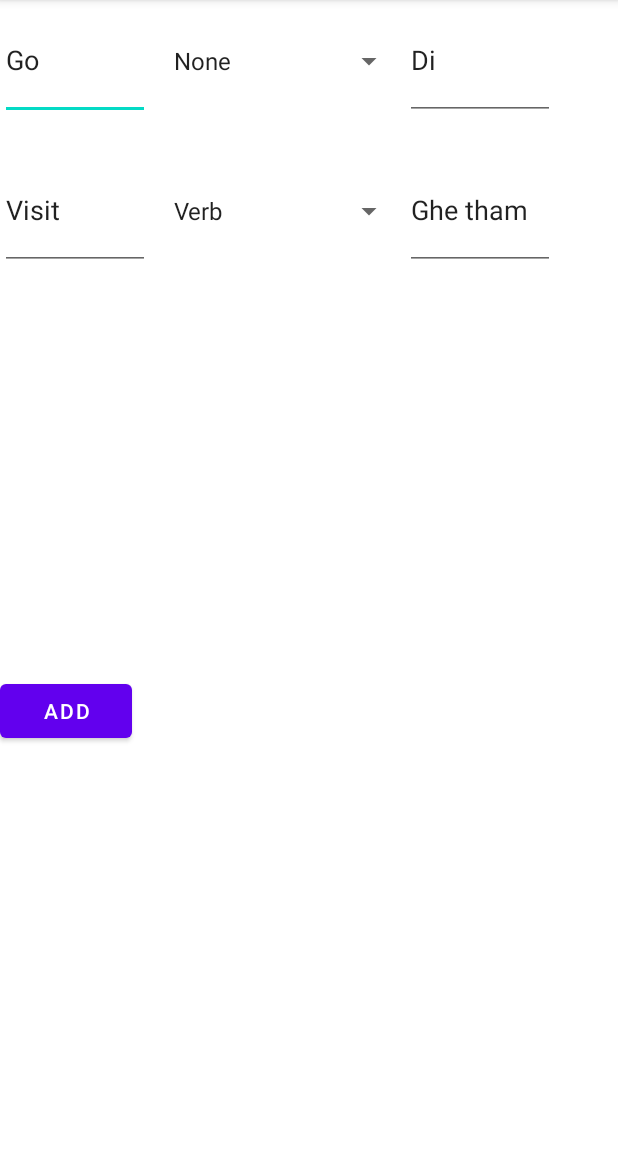
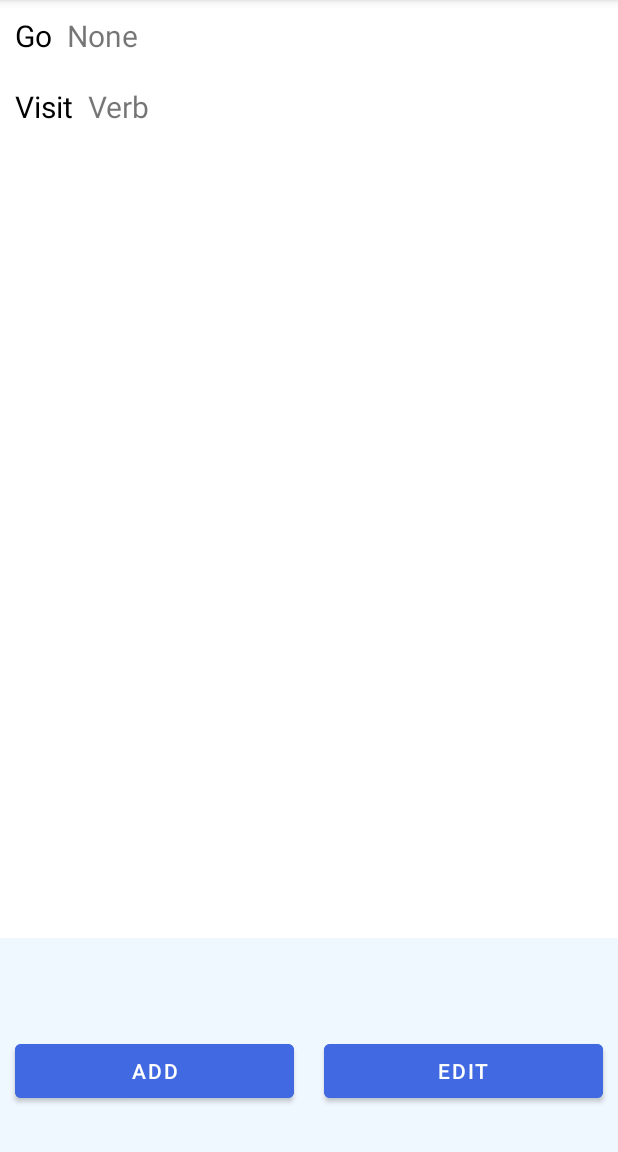
Before and after one commit to HenryTheSecond/EnglishLearning, an Android app: the NoteActivity screen opened directly, with no data from a screen before it, on a phone screen of 412 x 824 dp, the part 84-1236 px from its top. Run offline under Robolectric (Android 15) with nearby library versions, the light colour scheme and no system bars.

Commit message:
Fix layout

```diff
--- a/app/src/main/java/com/example/englishlearning/NoteAdapter.java
+++ b/app/src/main/java/com/example/englishlearning/NoteAdapter.java
@@ -43,11 +43,12 @@ public class NoteAdapter extends RecyclerView.Adapter<NoteAdapter.ViewHolder> {
     public void onBindViewHolder(@NonNull ViewHolder holder, int position) {
         NotedWord item = list.get(position);
 
-        holder.getEtContent().setText(item.getContent());
-        holder.getEtMeaning().setText(item.getMeaning());
+        holder.getTvContent().setText(item.getContent());
+        holder.getTvMeaning().setText(item.getMeaning());
+        holder.getTvType().setText(item.getType().toString());
 
-        int typePosition = holder.getAdapter().getPosition(item.getType());
-        holder.getSpinnerType().setSelection(typePosition);
+//        int typePosition = holder.getAdapter().getPosition(item.getType());
+//        holder.getSpinnerType().setSelection(typePosition);
     }
 
     @Override
@@ -57,32 +58,32 @@ public class NoteAdapter extends RecyclerView.Adapter<NoteAdapter.ViewHolder> {
 
 
     public static class ViewHolder extends RecyclerView.ViewHolder {
-        private EditText etContent;
-        private Spinner spinnerType;
-        private EditText etMeaning;
+        private TextView tvContent;
+        private TextView tvMeaning;
+        private TextView tvType;
         private ArrayAdapter<NotedWord.Type> adapter;
 
         public ViewHolder(View view) {
             super(view);
 
-            etContent = view.findViewById(R.id.et_content);
-            spinnerType = view.findViewById(R.id.spinner_type);
-            etMeaning = view.findViewById(R.id.et_meaning);
+            tvContent = view.findViewById(R.id.tv_content);
+            tvMeaning = view.findViewById(R.id.tv_meaning);
+            tvType = view.findViewById(R.id.tv_type);
 
-            adapter = new ArrayAdapter<NotedWord.Type>(view.getContext(), android.R.layout.simple_list_item_1, NotedWord.Type.values());
-            spinnerType.setAdapter(adapter);
+//            adapter = new ArrayAdapter<NotedWord.Type>(view.getContext(), android.R.layout.simple_list_item_1, NotedWord.Type.values());
+//            spinnerType.setAdapter(adapter);
         }
 
-        public EditText getEtContent() {
-            return etContent;
+        public TextView getTvContent() {
+            return tvContent;
         }
 
-        public Spinner getSpinnerType() {
-            return spinnerType;
+        public TextView getTvMeaning() {
+            return tvMeaning;
         }
 
-        public EditText getEtMeaning() {
-            return etMeaning;
+        public TextView getTvType() {
+            return tvType;
         }
 
         public ArrayAdapter<NotedWord.Type> getAdapter() {
--- a/app/src/main/res/layout/activity_note.xml
+++ b/app/src/main/res/layout/activity_note.xml
@@ -6,16 +6,37 @@
     android:layout_height="match_parent"
     tools:context=".Activity.NoteActivity"
     android:orientation="vertical">
+
         <androidx.recyclerview.widget.RecyclerView
             android:id="@+id/recycler_item"
             android:layout_width="match_parent"
-            android:layout_height="450dp"/>
+            android:layout_height="625dp" />
+        <LinearLayout
+            android:layout_width="match_parent"
+            android:layout_height="match_parent"
+            android:gravity="bottom"
+            android:background="@color/light_blue"
+            android:weightSum="2">
 
-        <Button
-            android:id="@+id/btn_add"
-            android:layout_width="wrap_content"
-            android:layout_height="wrap_content"
-            android:text="Add"/>
+                <Button
+                    android:id="@+id/btn_add"
+                    android:layout_width="match_parent"
+                    android:layout_height="wrap_content"
+                    android:layout_margin="@dimen/defalult_margin"
+                    android:text="Add"
+                    android:textAlignment="center"
+                    android:backgroundTint="@color/blue"
+                    android:layout_weight="1"/>
 
+                <Button
+                    android:id="@+id/btn_edit"
+                    android:layout_width="match_parent"
+                    android:layout_height="wrap_content"
+                    android:layout_margin="@dimen/defalult_margin"
+                    android:text="Edit"
+                    android:textAlignment="center"
+                    android:backgroundTint="@color/blue"
+                    android:layout_weight="1"/>
+        </LinearLayout>
 
 </LinearLayout>
--- a/app/src/main/res/layout/back_header.xml
+++ b/app/src/main/res/layout/back_header.xml
@@ -5,11 +5,11 @@
     android:orientation="horizontal"
     android:weightSum="7">
 
-    <ImageView
+    <Button
         android:layout_width="match_parent"
         android:layout_height="match_parent"
         android:layout_weight="3"
-        android:src="@drawable/ic_arrow_back"/>
+        android:background="@drawable/ic_arrow_back"/>
 
     <TextView
         android:layout_width="match_parent"
--- a/app/src/main/res/layout/fragment_writing.xml
+++ b/app/src/main/res/layout/fragment_writing.xml
@@ -11,11 +11,13 @@
         android:layout_width="match_parent"
         android:layout_height="wrap_content"
         android:maxLines="5"
-        android:text="Question displays here \n\n\n\n\n\n\n\n\n"/>
+        android:text="Question displays here \n\n\n\n\n\n\n\n\n"
+        android:layout_margin="@dimen/defalult_margin"/>
 
     <LinearLayout
         android:layout_width="match_parent"
-        android:layout_height="wrap_content">
+        android:layout_height="wrap_content"
+        android:layout_margin="@dimen/defalult_margin">
 
         <TextView
             android:layout_width="wrap_content"
--- a/app/src/main/res/layout/header.xml
+++ b/app/src/main/res/layout/header.xml
@@ -14,6 +14,7 @@
         android:textSize="40dp"
         android:layout_weight="1"
         android:textStyle="bold|italic"
+        android:textColor="@color/blue"
         />
 
     <ImageView
--- a/app/src/main/res/layout/item_note.xml
+++ b/app/src/main/res/layout/item_note.xml
@@ -1,26 +1,35 @@
 <?xml version="1.0" encoding="utf-8"?>
-<LinearLayout xmlns:android="http://schemas.android.com/apk/res/android"
+<RelativeLayout xmlns:android="http://schemas.android.com/apk/res/android"
     android:layout_width="match_parent"
-    android:layout_height="100dp">
+    android:layout_height="wrap_content">
 
-    <EditText
-        android:id="@+id/et_content"
-        android:layout_width="100dp"
-        android:layout_height="80dp"
+    <TextView
+        android:id="@+id/tv_content"
+        android:layout_width="wrap_content"
+        android:layout_height="wrap_content"
+        android:layout_margin="@dimen/defalult_margin"
+        android:maxLines="3"
+        android:text="Word"
+        android:textColor="@color/black"
+        android:maxWidth="250dp"
+        android:textSize="20dp" />
+
+    <TextView
+        android:id="@+id/tv_type"
+        android:layout_width="wrap_content"
+        android:layout_height="wrap_content"
+        android:layout_marginTop="@dimen/defalult_margin"
+        android:layout_toEndOf="@id/tv_content"
+        android:text="Phrasal Verb"
+        android:textSize="20dp" />
+
+    <TextView
+        android:id="@+id/tv_meaning"
+        android:layout_width="wrap_content"
+        android:layout_height="wrap_content"
+        android:layout_below="@+id/tv_content"
+        android:layout_marginStart="@dimen/defalult_margin"
         android:maxLines="5"
-        android:text="word"/>
-
-    <Spinner
-        android:id="@+id/spinner_type"
-        android:layout_width="wrap_content"
-        android:layout_height="40dp"
-        android:spinnerMode="dropdown" />
-
-    <EditText
-        android:id="@+id/et_meaning"
-        android:layout_width="100dp"
-        android:layout_height="80dp"
-        android:maxLines="5"
-        android:text="meaning"/>
-
-</LinearLayout>
+        android:text="mean"
+        android:visibility="gone" />
+</RelativeLayout>
--- a/app/src/main/res/values/colors.xml
+++ b/app/src/main/res/values/colors.xml
@@ -8,4 +8,7 @@
     <color name="black">#FF000000</color>
     <color name="white">#FFFFFFFF</color>
     <color name="blue">#4169E1</color>
+    <color name="navy">#000080</color>
+    <color name="light_blue">#F0F8FF</color>
+    <color name="uncheck">#B0C4DE</color>
 </resources>
--- a/app/src/main/res/values/dimens.xml
+++ b/app/src/main/res/values/dimens.xml
@@ -2,4 +2,5 @@
     <dimen name="app_bar_height">180dp</dimen>
     <dimen name="fab_margin">16dp</dimen>
     <dimen name="text_margin">16dp</dimen>
+    <dimen name="defalult_margin">10dp</dimen>
 </resources>
```
Also changed, not shown: app/src/main/AndroidManifest.xml (+3 -6 lines), app/src/main/res/layout/activity_test_question.xml (+30 -21 lines), app/src/main/res/layout/first_time.xml (+24 -0 lines), app/src/main/res/layout/fragment_filling_blank_paragraph.xml (+39 -25 lines), app/src/main/res/layout/fragment_listening.xml (+41 -24 lines), app/src/main/res/layout/fragment_reading_paragraph.xml (+40 -27 lines), app/src/main/res/layout/fragment_single_question.xml (+5 -5 lines).
